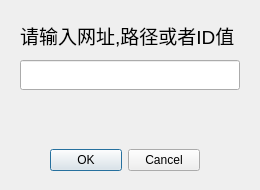
First picture: the form in src/ui/import.ui, repository letr007/CCTVVideoDownloader, before the edit.
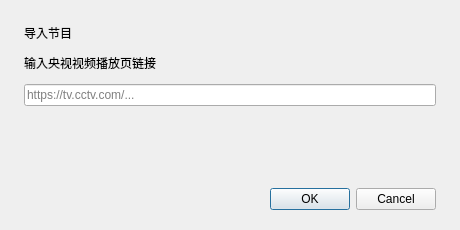
Second picture: the form after the edit.

The edit to the form file:
```diff
--- a/src/ui/import.ui
+++ b/src/ui/import.ui
@@ -2,89 +2,32 @@
 <ui version="4.0">
  <class>ImportDialog</class>
  <widget class="QDialog" name="ImportDialog">
-  <property name="geometry">
-   <rect>
-    <x>0</x>
-    <y>0</y>
-    <width>260</width>
-    <height>190</height>
-   </rect>
-  </property>
-  <property name="minimumSize">
-   <size>
-    <width>170</width>
-    <height>190</height>
-   </size>
-  </property>
-  <property name="maximumSize">
-   <size>
-    <width>999</width>
-    <height>999</height>
-   </size>
-  </property>
-  <property name="windowTitle">
-   <string>视频导入</string>
-  </property>
-  <widget class="QDialogButtonBox" name="buttonBox">
-   <property name="geometry">
-    <rect>
-     <x>50</x>
-     <y>145</y>
-     <width>150</width>
-     <height>30</height>
-    </rect>
-   </property>
-   <property name="orientation">
-    <enum>Qt::Orientation::Horizontal</enum>
-   </property>
-   <property name="standardButtons">
-    <set>QDialogButtonBox::StandardButton::Cancel|QDialogButtonBox::StandardButton::Ok</set>
-   </property>
-  </widget>
-  <widget class="QLineEdit" name="lineEdit">
-   <property name="geometry">
-    <rect>
-     <x>20</x>
-     <y>60</y>
-     <width>220</width>
-     <height>30</height>
-    </rect>
-   </property>
-  </widget>
-  <widget class="QLabel" name="label_status">
-   <property name="geometry">
-    <rect>
-     <x>20</x>
-     <y>95</y>
-     <width>220</width>
-     <height>40</height>
-    </rect>
-   </property>
-   <property name="text">
-    <string/>
-   </property>
-   <property name="wordWrap">
-    <bool>true</bool>
-   </property>
-  </widget>
-  <widget class="QLabel" name="label">
-   <property name="geometry">
-    <rect>
-     <x>20</x>
-     <y>20</y>
-     <width>220</width>
-     <height>30</height>
-    </rect>
-   </property>
-   <property name="font">
-    <font>
-     <pointsize>14</pointsize>
-    </font>
-   </property>
-   <property name="text">
-    <string>请输入网址,路径或者ID值</string>
-   </property>
-  </widget>
+  <property name="geometry"><rect><x>0</x><y>0</y><width>460</width><height>230</height></rect></property>
+  <property name="minimumSize"><size><width>400</width><height>210</height></size></property>
+  <property name="windowTitle"><string>导入节目</string></property>
+  <layout class="QVBoxLayout" name="rootLayout">
+   <property name="spacing"><number>12</number></property>
+   <property name="leftMargin"><number>24</number></property>
+   <property name="topMargin"><number>24</number></property>
+   <property name="rightMargin"><number>24</number></property>
+   <property name="bottomMargin"><number>20</number></property>
+   <item>
+    <widget class="QLabel" name="label">
+     <property name="text"><string>导入节目</string></property>
+     <property name="textRole" stdset="0"><string>title</string></property>
+    </widget>
+   </item>
+   <item><widget class="QLabel" name="helperLabel"><property name="text"><string>输入央视视频播放页链接</string></property><property name="textRole" stdset="0"><string>caption</string></property></widget></item>
+   <item><widget class="QLineEdit" name="lineEdit"><property name="placeholderText"><string>https://tv.cctv.com/...</string></property><property name="clearButtonEnabled"><bool>true</bool></property></widget></item>
+   <item><widget class="QLabel" name="label_status"><property name="text"><string/></property><property name="textRole" stdset="0"><string>caption</string></property><property name="wordWrap"><bool>true</bool></property></widget></item>
+   <item><spacer name="verticalSpacer"><property name="orientation"><enum>Qt::Orientation::Vertical</enum></property><property name="sizeHint" stdset="0"><size><width>20</width><height>12</height></size></property></spacer></item>
+   <item>
+    <widget class="QDialogButtonBox" name="buttonBox">
+     <property name="orientation"><enum>Qt::Orientation::Horizontal</enum></property>
+     <property name="standardButtons"><set>QDialogButtonBox::StandardButton::Cancel|QDialogButtonBox::StandardButton::Ok</set></property>
+    </widget>
+   </item>
+  </layout>
  </widget>
  <resources/>
   <connections>
```
Left out of the diff: 21 changed lines with no effect on the pictures.
